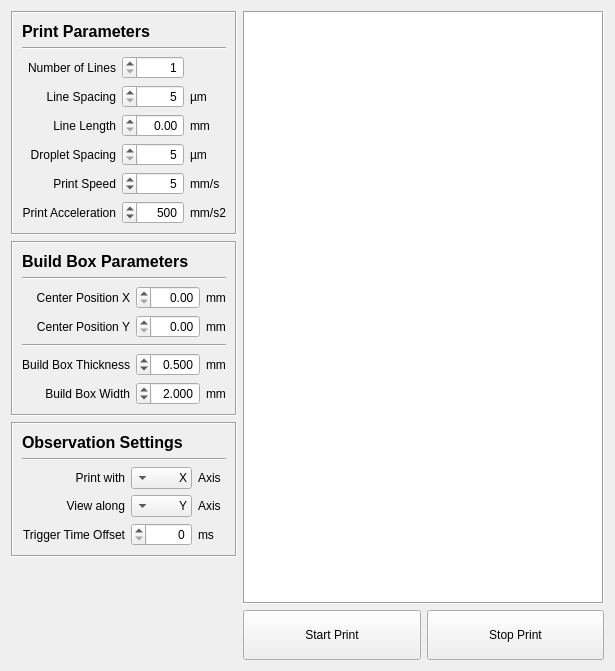
Qt form src/ui/highspeedlinewidget.ui (BYUCreateResearchLab/CREATE_LAB_Binder_Jet_Printer) before a commit.
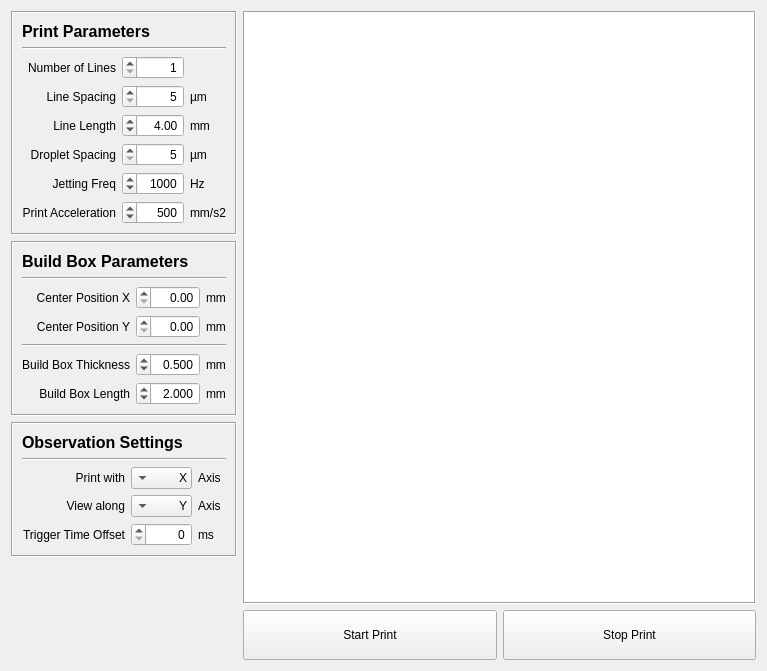
The same form after that commit. Custom widgets are drawn as their Qt base class.

Commit message: High Speed Logic Start

The edit to the form file:
```diff
--- a/src/ui/highspeedlinewidget.ui
+++ b/src/ui/highspeedlinewidget.ui
@@ -6,7 +6,7 @@
    <rect>
     <x>0</x>
     <y>0</y>
-    <width>615</width>
+    <width>767</width>
     <height>671</height>
    </rect>
   </property>
@@ -51,7 +51,7 @@
         <item row="6" column="0">
          <widget class="QLabel" name="label_9">
           <property name="text">
-           <string>Print Speed</string>
+           <string>Jetting Freq</string>
           </property>
           <property name="alignment">
            <set>Qt::AlignRight|Qt::AlignTrailing|Qt::AlignVCenter</set>
@@ -128,6 +128,9 @@
           <property name="singleStep">
            <double>0.100000000000000</double>
           </property>
+          <property name="value">
+           <double>4.000000000000000</double>
+          </property>
          </widget>
         </item>
         <item row="4" column="2">
@@ -140,7 +143,7 @@
         <item row="6" column="2">
          <widget class="QLabel" name="label_10">
           <property name="text">
-           <string>mm/s</string>
+           <string>Hz</string>
           </property>
          </widget>
         </item>
@@ -227,13 +230,13 @@
            <set>Qt::AlignRight|Qt::AlignTrailing|Qt::AlignVCenter</set>
           </property>
           <property name="minimum">
-           <number>1</number>
-          </property>
-          <property name="maximum">
            <number>500</number>
           </property>
+          <property name="maximum">
+           <number>3000</number>
+          </property>
           <property name="value">
-           <number>5</number>
+           <number>1000</number>
           </property>
          </widget>
         </item>
@@ -418,7 +421,7 @@
         <item row="6" column="0">
          <widget class="QLabel" name="label_20">
           <property name="text">
-           <string>Build Box Width</string>
+           <string>Build Box Length</string>
           </property>
           <property name="alignment">
            <set>Qt::AlignRight|Qt::AlignTrailing|Qt::AlignVCenter</set>
```
Left out of the diff: 6 changed lines with no effect on the pictures. The commit also changes 2 other files.
